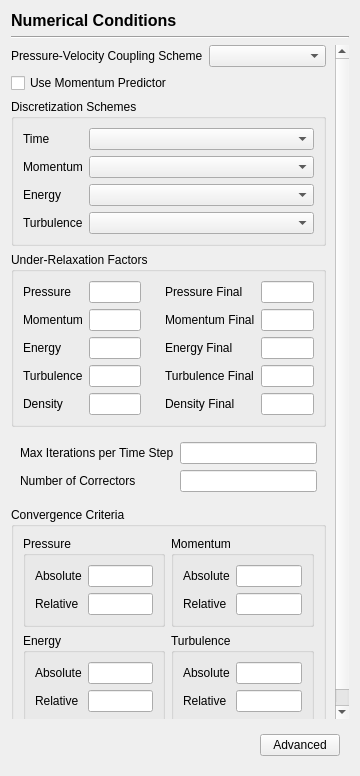
Old version of the form view/solution/numerical_conditions/numerical_conditions_page.ui in the repository nextfoam/baram.
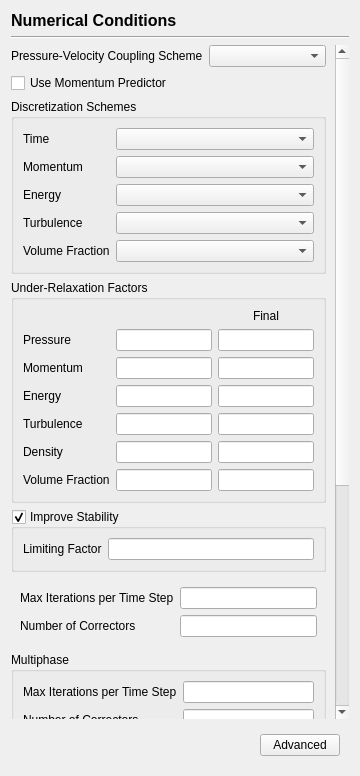
New version of the form.

Commit message: Issue #213 Numerical Conditions 페이지에 multiphase 설정 적용 content page 코드 정리 - 페이지 전환 시 설정 정보 저장 및 validaiton 처리 hideEvent 대신 메인 윈도우에서 처리

```diff
--- a/view/solution/numerical_conditions/numerical_conditions_page.ui
+++ b/view/solution/numerical_conditions/numerical_conditions_page.ui
@@ -53,8 +53,8 @@
        <rect>
         <x>0</x>
         <y>0</y>
-        <width>342</width>
-        <height>673</height>
+        <width>332</width>
+        <height>1002</height>
        </rect>
       </property>
       <layout class="QVBoxLayout" name="verticalLayout">
@@ -151,6 +151,16 @@
           <item row="3" column="1">
            <widget class="QComboBox" name="discretizationSchemeTurbulence"/>
           </item>
+          <item row="4" column="0">
+           <widget class="QLabel" name="label_3">
+            <property name="text">
+             <string>Volume Fraction</string>
+            </property>
+           </widget>
+          </item>
+          <item row="4" column="1">
+           <widget class="QComboBox" name="discretizationSchemeVolumeFraction"/>
+          </item>
          </layout>
         </widget>
        </item>
@@ -159,130 +169,116 @@
          <property name="title">
           <string>Under-Relaxation Factors</string>
          </property>
-         <layout class="QHBoxLayout" name="horizontalLayout_2">
-          <property name="leftMargin">
-           <number>0</number>
-          </property>
-          <property name="topMargin">
-           <number>0</number>
-          </property>
-          <property name="rightMargin">
-           <number>0</number>
-          </property>
-          <property name="bottomMargin">
-           <number>0</number>
-          </property>
-          <item>
-           <widget class="QWidget" name="widget_4" native="true">
-            <layout class="QFormLayout" name="formLayout_3">
-             <item row="0" column="0">
+         <layout class="QGridLayout" name="gridLayout_2">
+          <item row="0" column="2">
+           <widget class="QLabel" name="label_8">
+            <property name="text">
+             <string>Final</string>
+            </property>
+            <property name="alignment">
+             <set>Qt::AlignCenter</set>
+            </property>
+           </widget>
+          </item>
+          <item row="1" column="0">
               <widget class="QLabel" name="label_7">
                <property name="text">
                 <string>Pressure</string>
                </property>
               </widget>
              </item>
-             <item row="0" column="1">
+          <item row="1" column="1">
               <widget class="QLineEdit" name="underRelaxationFactorPressure"/>
              </item>
-             <item row="1" column="0">
+          <item row="1" column="2">
+           <widget class="QLineEdit" name="underRelaxationFactorPressureFinal"/>
+          </item>
+          <item row="2" column="0">
               <widget class="QLabel" name="label_9">
                <property name="text">
                 <string>Momentum</string>
                </property>
               </widget>
              </item>
-             <item row="1" column="1">
+          <item row="2" column="1">
               <widget class="QLineEdit" name="underRelaxationFactorMomentum"/>
              </item>
-             <item row="2" column="0">
+          <item row="3" column="0">
               <widget class="QLabel" name="label_11">
                <property name="text">
                 <string>Energy</string>
                </property>
               </widget>
              </item>
-             <item row="2" column="1">
+          <item row="3" column="1">
               <widget class="QLineEdit" name="underRelaxationFactorEnergy"/>
              </item>
-             <item row="3" column="0">
+          <item row="4" column="0">
               <widget class="QLabel" name="label_13">
                <property name="text">
                 <string>Turbulence</string>
                </property>
               </widget>
              </item>
-             <item row="3" column="1">
+          <item row="4" column="1">
               <widget class="QLineEdit" name="underRelaxationFactorTurbulence"/>
              </item>
-             <item row="4" column="0">
+          <item row="5" column="0">
               <widget class="QLabel" name="label_29">
                <property name="text">
                 <string>Density</string>
                </property>
               </widget>
              </item>
-             <item row="4" column="1">
+          <item row="5" column="1">
               <widget class="QLineEdit" name="underRelaxationFactorDensity"/>
              </item>
-            </layout>
-           </widget>
-          </item>
-          <item>
-           <widget class="QWidget" name="widget_5" native="true">
-            <layout class="QFormLayout" name="formLayout_9">
-             <item row="0" column="0">
-              <widget class="QLabel" name="label_8">
+          <item row="6" column="0">
+           <widget class="QLabel" name="label_31">
                <property name="text">
-                <string>Pressure Final</string>
+             <string>Volume Fraction</string>
                </property>
               </widget>
              </item>
-             <item row="0" column="1">
-              <widget class="QLineEdit" name="underRelaxationFactorPressureFinal"/>
-             </item>
-             <item row="1" column="0">
-              <widget class="QLabel" name="label_10">
-               <property name="text">
-                <string>Momentum Final</string>
-               </property>
-              </widget>
-             </item>
-             <item row="1" column="1">
+          <item row="6" column="1">
+           <widget class="QLineEdit" name="underRelaxationFactorVolumeFraction"/>
+          </item>
+          <item row="2" column="2">
               <widget class="QLineEdit" name="underRelaxationFactorMomentumFinal"/>
              </item>
-             <item row="2" column="0">
-              <widget class="QLabel" name="label_12">
-               <property name="text">
-                <string>Energy Final</string>
-               </property>
-              </widget>
-             </item>
-             <item row="2" column="1">
+          <item row="3" column="2">
               <widget class="QLineEdit" name="underRelaxationFactorEnergyFinal"/>
              </item>
-             <item row="3" column="0">
-              <widget class="QLabel" name="label_14">
-               <property name="text">
-                <string>Turbulence Final</string>
-               </property>
-              </widget>
-             </item>
-             <item row="3" column="1">
+          <item row="4" column="2">
               <widget class="QLineEdit" name="underRelaxationFactorTurbulenceFinal"/>
              </item>
-             <item row="4" column="0">
-              <widget class="QLabel" name="label_30">
-               <property name="text">
-                <string>Density Final</string>
-               </property>
-              </widget>
-             </item>
-             <item row="4" column="1">
+          <item row="5" column="2">
               <widget class="QLineEdit" name="underRelaxationFactorDensityFinal"/>
              </item>
-            </layout>
-           </widget>
+          <item row="6" column="2">
+           <widget class="QLineEdit" name="underRelaxationFactorVolumeFractionFinal"/>
+          </item>
+         </layout>
+        </widget>
+       </item>
+       <item>
+        <widget class="QGroupBox" name="improveStablitiy">
+         <property name="title">
+          <string>Improve Stability</string>
+         </property>
+         <property name="checkable">
+          <bool>true</bool>
+         </property>
+         <layout class="QFormLayout" name="formLayout_2">
+          <item row="0" column="0">
+           <widget class="QLabel" name="label_32">
+            <property name="text">
+             <string>Limiting Factor</string>
+            </property>
+           </widget>
+          </item>
+          <item row="0" column="1">
+           <widget class="QLineEdit" name="limitingFactor"/>
           </item>
          </layout>
         </widget>
@@ -313,126 +309,215 @@
          </layout>
         </widget>
        </item>
+       <item>
+        <widget class="QGroupBox" name="multiphase">
+         <property name="title">
+          <string>Multiphase</string>
+         </property>
+         <layout class="QVBoxLayout" name="verticalLayout_3">
+          <property name="leftMargin">
+           <number>9</number>
+          </property>
+          <property name="topMargin">
+           <number>9</number>
+          </property>
+          <property name="rightMargin">
+           <number>9</number>
+          </property>
+          <property name="bottomMargin">
+           <number>9</number>
+          </property>
+          <item>
+           <widget class="QWidget" name="widget_6" native="true">
+            <layout class="QFormLayout" name="formLayout_10">
+             <property name="leftMargin">
+              <number>0</number>
+             </property>
+             <property name="topMargin">
+              <number>0</number>
+             </property>
+             <property name="rightMargin">
+              <number>0</number>
+             </property>
+             <property name="bottomMargin">
+              <number>0</number>
+             </property>
+             <item row="0" column="0">
+              <widget class="QLabel" name="label_33">
+               <property name="text">
+                <string>Max Iterations per Time Step</string>
+               </property>
+              </widget>
+             </item>
+             <item row="0" column="1">
+              <widget class="QLineEdit" name="multiphaseMaxIterationsPerTimeStep"/>
+             </item>
+             <item row="1" column="0">
+              <widget class="QLabel" name="label_34">
+               <property name="text">
+                <string>Number of Correctors</string>
+               </property>
+              </widget>
+             </item>
+             <item row="1" column="1">
+              <widget class="QLineEdit" name="multiphaseNumberOfCorrectors"/>
+             </item>
+            </layout>
+           </widget>
+          </item>
+          <item>
+           <widget class="QGroupBox" name="groupBox_9">
+            <property name="title">
+             <string>MULES Variant</string>
+            </property>
+            <layout class="QHBoxLayout" name="horizontalLayout_3">
+             <item>
+              <widget class="QRadioButton" name="mullesExplicit">
+               <property name="text">
+                <string>Explicit</string>
+               </property>
+              </widget>
+             </item>
+             <item>
+              <widget class="QRadioButton" name="mulesSemiImplicit">
+               <property name="text">
+                <string>Semi-implicit</string>
+               </property>
+              </widget>
+             </item>
+            </layout>
+           </widget>
+          </item>
+          <item>
+           <widget class="QWidget" name="widget_7" native="true">
+            <layout class="QFormLayout" name="formLayout_11">
+             <property name="leftMargin">
+              <number>0</number>
+             </property>
+             <property name="topMargin">
+              <number>0</number>
+             </property>
+             <property name="rightMargin">
+              <number>0</number>
+             </property>
+             <property name="bottomMargin">
+              <number>0</number>
+             </property>
+             <item row="0" column="0">
+              <widget class="QLabel" name="label_35">
+               <property name="text">
+                <string>Phase Interface Compression Factor</string>
+               </property>
+              </widget>
+             </item>
+             <item row="0" column="1">
+              <widget class="QLineEdit" name="phaseInterfaceCompressionFactor"/>
+             </item>
+             <item row="1" column="0">
+              <widget class="QLabel" name="label_36">
+               <property name="text">
+                <string>Number of MULES iterations over the limiter</string>
+               </property>
+              </widget>
+             </item>
+             <item row="1" column="1">
+              <widget class="QLineEdit" name="numberOfMulesIterations"/>
+             </item>
+            </layout>
+           </widget>
+          </item>
+         </layout>
+        </widget>
+       </item>
        <item>
         <widget class="QGroupBox" name="groupBox_2">
          <property name="title">
           <string>Convergence Criteria</string>
          </property>
          <layout class="QGridLayout" name="gridLayout">
-          <item row="0" column="0">
-           <widget class="QGroupBox" name="groupBox_3">
-            <property name="title">
-             <string>Pressure</string>
-            </property>
-            <layout class="QFormLayout" name="formLayout_2">
-             <item row="0" column="0">
-              <widget class="QLabel" name="label_17">
-               <property name="text">
-                <string>Absolute</string>
-               </property>
-              </widget>
-             </item>
-             <item row="0" column="1">
-              <widget class="QLineEdit" name="absolutePressure"/>
-             </item>
-             <item row="1" column="0">
-              <widget class="QLabel" name="label_18">
-               <property name="text">
-                <string>Relative</string>
-               </property>
-              </widget>
-             </item>
-             <item row="1" column="1">
+          <item row="3" column="2">
+           <widget class="QLineEdit" name="relativeEnergy"/>
+          </item>
+          <item row="5" column="1">
+           <widget class="QLineEdit" name="absoluteVolumeFraction"/>
+          </item>
+          <item row="1" column="2">
               <widget class="QLineEdit" name="relativePressure"/>
              </item>
-            </layout>
-           </widget>
+          <item row="5" column="2">
+           <widget class="QLineEdit" name="relativeVolumeFraction"/>
           </item>
-          <item row="0" column="1">
-           <widget class="QGroupBox" name="groupBox_5">
-            <property name="title">
-             <string>Momentum</string>
-            </property>
-            <layout class="QFormLayout" name="formLayout_6">
-             <item row="0" column="0">
-              <widget class="QLabel" name="label_23">
-               <property name="text">
-                <string>Absolute</string>
-               </property>
-              </widget>
-             </item>
-             <item row="0" column="1">
+          <item row="4" column="2">
+           <widget class="QLineEdit" name="relativeTurbulence"/>
+          </item>
+          <item row="2" column="1">
               <widget class="QLineEdit" name="absoluteMomentum"/>
              </item>
-             <item row="1" column="0">
-              <widget class="QLabel" name="label_24">
-               <property name="text">
-                <string>Relative</string>
-               </property>
-              </widget>
-             </item>
-             <item row="1" column="1">
-              <widget class="QLineEdit" name="relativeMomentum"/>
-             </item>
-            </layout>
-           </widget>
-          </item>
-          <item row="1" column="0">
-           <widget class="QGroupBox" name="groupBox_6">
-            <property name="title">
-             <string>Energy</string>
-            </property>
-            <layout class="QFormLayout" name="formLayout_7">
-             <item row="0" column="0">
-              <widget class="QLabel" name="label_25">
-               <property name="text">
-                <string>Absolute</string>
-               </property>
-              </widget>
-             </item>
-             <item row="0" column="1">
+          <item row="3" column="1">
               <widget class="QLineEdit" name="absoluteEnergy"/>
              </item>
-             <item row="1" column="0">
-              <widget class="QLabel" name="label_26">
+          <item row="2" column="2">
+           <widget class="QLineEdit" name="relativeMomentum"/>
+          </item>
+          <item row="5" column="0">
+           <widget class="QLabel" name="label_28">
                <property name="text">
-                <string>Relative</string>
+             <string>Volume Fraction</string>
                </property>
               </widget>
              </item>
-             <item row="1" column="1">
-              <widget class="QLineEdit" name="relativeEnergy"/>
-             </item>
-            </layout>
-           </widget>
-          </item>
-          <item row="1" column="1">
-           <widget class="QGroupBox" name="groupBox_7">
-            <property name="title">
-             <string>Turbulence</string>
-            </property>
-            <layout class="QFormLayout" name="formLayout_8">
-             <item row="0" column="0">
+          <item row="4" column="0">
               <widget class="QLabel" name="label_27">
                <property name="text">
-                <string>Absolute</string>
+             <string>Turbulence</string>
                </property>
               </widget>
              </item>
-             <item row="0" column="1">
+          <item row="1" column="1">
+           <widget class="QLineEdit" name="absolutePressure"/>
+          </item>
+          <item row="4" column="1">
               <widget class="QLineEdit" name="absoluteTurbulence"/>
              </item>
+          <item row="3" column="0">
+           <widget class="QLabel" name="label_25">
+            <property name="text">
+             <string>Energy</string>
+            </property>
+           </widget>
+          </item>
              <item row="1" column="0">
-              <widget class="QLabel" name="label_28">
+           <widget class="QLabel" name="label_17">
+            <property name="text">
+             <string>Pressure</string>
+            </property>
+           </widget>
+          </item>
+          <item row="2" column="0">
+           <widget class="QLabel" name="label_23">
+            <property name="text">
+             <string>Momentum</string>
+            </property>
+           </widget>
+          </item>
+          <item row="0" column="1">
+           <widget class="QLabel" name="label_18">
+            <property name="text">
+             <string>Absolute</string>
+            </property>
+            <property name="alignment">
+             <set>Qt::AlignCenter</set>
+            </property>
+           </widget>
+          </item>
+          <item row="0" column="2">
+           <widget class="QLabel" name="label_24">
                <property name="text">
                 <string>Relative</string>
                </property>
-              </widget>
-             </item>
-             <item row="1" column="1">
-              <widget class="QLineEdit" name="relativeTurbulence"/>
-             </item>
-            </layout>
+            <property name="alignment">
+             <set>Qt::AlignCenter</set>
+            </property>
            </widget>
           </item>
          </layout>
```
Left out of the diff: 43 changed lines with no effect on the pictures. Lines whose indentation alone changed are shown as unchanged. The commit also changes 15 other files.
